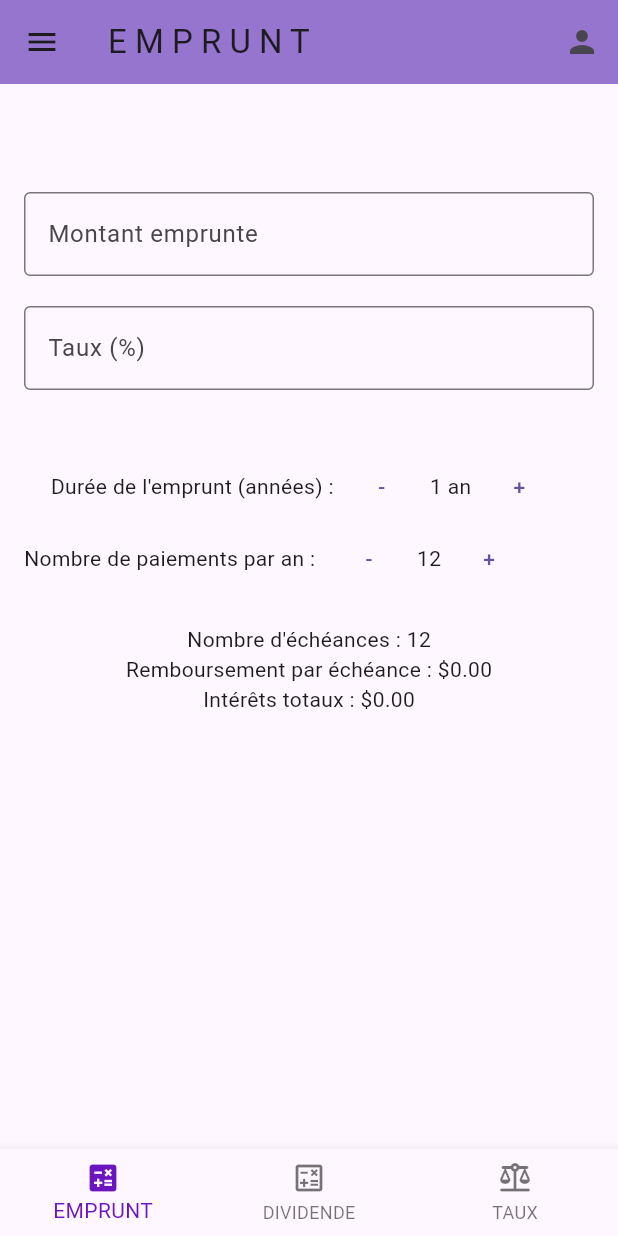
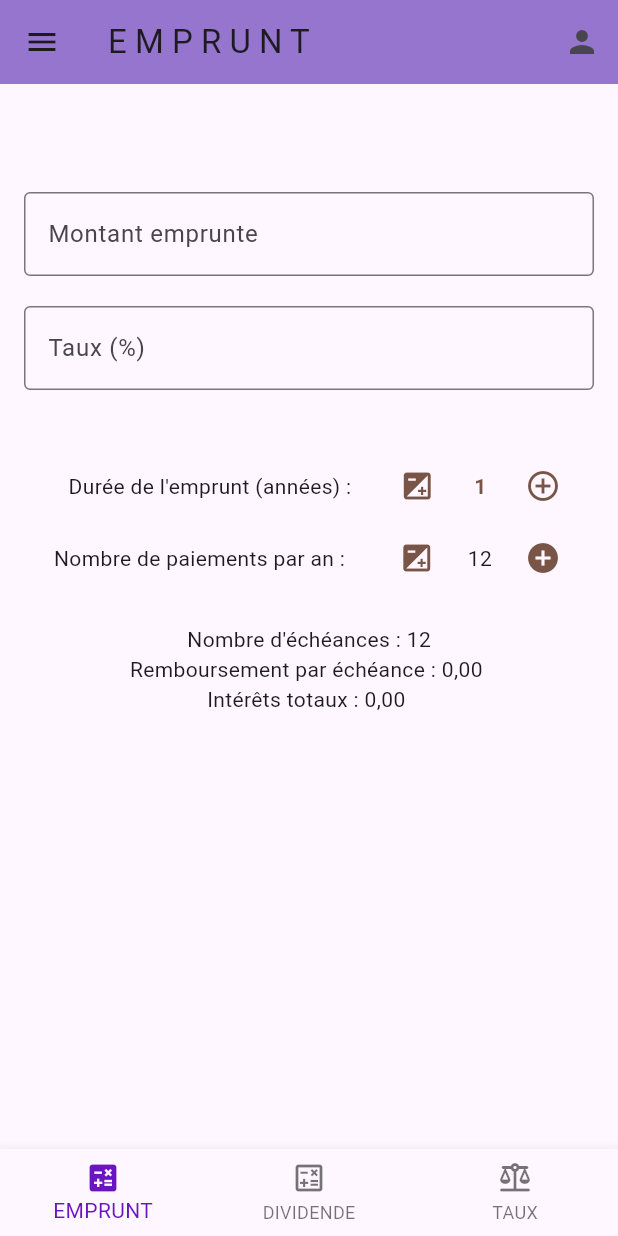
Before and after one commit to InnocenPy/CalculatorFinancier, a Flutter app: the screen it shows after launch, on a phone screen of 412 x 824 dp. Run offline on Flutter 3.47's test engine with Material 3 defaults, Android fonts, the phone set to English and light mode, and no system bars; our stand-ins replace toggle_switch; missing offline and left inert: number_text_input_formatter.

Commit message:
"Refactored code in cout_employe.dart, dividende.dart, and emprunt.dart to improve input handling and formatting, added generic method for parsing input values, and updated UI components."

```diff
--- a/lib/pages/cout_employe.dart
+++ b/lib/pages/cout_employe.dart
@@ -124,6 +124,7 @@ class _CoutEmployeurPageState extends State<CoutEmployeurPage> {
     });
   }
 
+  // Pour les input numerique
   Widget _buildTextField({
     required TextEditingController controller,
     required String label,
@@ -154,6 +155,7 @@ class _CoutEmployeurPageState extends State<CoutEmployeurPage> {
     );
   }
 
+  // Pour les input en lecture unique
   Widget _buildTextFieldReadonly({
     required TextEditingController controller,
     required String label,
@@ -221,7 +223,7 @@ class _CoutEmployeurPageState extends State<CoutEmployeurPage> {
   @override
   Widget build(BuildContext context) {
     return Scaffold(
-      appBar: AppBar(title: const Text("Calcul Salaire / Coût Employeur")),
+      appBar: AppBar(title: const Text("Calcul salaire / Coût employeur")),
       body: Padding(
         padding: const EdgeInsets.all(16.0),
         child: Column(
--- a/lib/pages/dividende.dart
+++ b/lib/pages/dividende.dart
@@ -29,6 +29,23 @@ class _DividendePageState extends State<DividendePage> {
     super.dispose();
   }
 
+  /// Méthode générique pour obtenir une valeur numérique depuis un contrôleur.
+  double _parseInputValue(TextEditingController controller,
+      {double fallback = 0}) {
+    String cleanedValue =
+        controller.text.replaceAll(RegExp(r"\s+"), "").replaceAll(',', '.');
+    return double.tryParse(cleanedValue) ?? fallback;
+  }
+
+  /// Pour formater la valeur avec des espaces
+  String formatValue(double value, int fractionDigits) {
+    return NumberFormat.currency(
+      locale: 'fr_FR',
+      symbol: '',
+      decimalDigits: fractionDigits,
+    ).format(value);
+  }
+
   /// Calcul du montant net à partir du montant brut et du taux.
   void _calculateFromBrut() {
     if (montantControllerBrut.text.isNotEmpty) {
@@ -40,7 +57,7 @@ class _DividendePageState extends State<DividendePage> {
       if (brut != null) {
         montantIRVM = brut * selectedTaux;
         montantNet = brut - montantIRVM;
-        montantControllerNet.text = montantNet.toStringAsFixed(0);
+        montantControllerNet.text = formatValue(montantNet, 0);
         setState(() {});
       } else {
         _showError("Veuillez entrer un montant brut valide.");
@@ -59,7 +76,7 @@ class _DividendePageState extends State<DividendePage> {
       if (net != null) {
         montantBrut = net / (1 - selectedTaux);
         montantIRVM = montantBrut * selectedTaux;
-        montantControllerBrut.text = montantBrut.toStringAsFixed(0);
+        montantControllerBrut.text = formatValue(montantBrut, 0);
         setState(() {});
       } else {
         _showError("Veuillez entrer un montant net valide.");
@@ -77,13 +94,13 @@ class _DividendePageState extends State<DividendePage> {
     }
   }
 
-  String formatValue(double value, int decimalPlaces) {
-    if (value.isNaN || value.isInfinite) {
-      return '0';
-    }
-    double roundedValue = double.parse(value.toStringAsFixed(decimalPlaces));
-    return NumberFormat.decimalPattern('fr').format(roundedValue);
-  }
+  // String formatValue(double value, int decimalPlaces) {
+  //   if (value.isNaN || value.isInfinite) {
+  //     return '0';
+  //   }
+  //   double roundedValue = double.parse(value.toStringAsFixed(decimalPlaces));
+  //   return NumberFormat.decimalPattern('fr').format(roundedValue);
+  // }
 
   Widget _buildTextFieldReadonly({
     required TextEditingController controller,
--- a/lib/pages/emprunt.dart
+++ b/lib/pages/emprunt.dart
@@ -1,5 +1,7 @@
 import 'package:flutter/material.dart';
 import 'dart:math';
+import 'package:intl/intl.dart';
+import 'package:number_text_input_formatter/number_text_input_formatter.dart';
 
 class SimulationEmpruntPage extends StatefulWidget {
   @override
@@ -7,44 +9,79 @@ class SimulationEmpruntPage extends StatefulWidget {
 }
 
 class _SimulationEmpruntPageState extends State<SimulationEmpruntPage> {
-  double montantEmprunte = 0;
-  double tauxAnnuel = 0;
+  TextEditingController montantEmprunteController = TextEditingController();
+  TextEditingController tauxAnnuelController = TextEditingController();
+
   int dureeEmprunt = 1; // en années
   int paiementsParAn = 12;
 
+  /// Méthode générique pour obtenir une valeur numérique depuis un contrôleur.
+  double _parseInputValue(TextEditingController controller,
+      {double fallback = 0}) {
+    String cleanedValue =
+        controller.text.replaceAll(RegExp(r"\s+"), "").replaceAll(',', '.');
+    return double.tryParse(cleanedValue) ?? fallback;
+  }
+
+  /// Pour formater la valeur avec des espaces
+  String formatValue(double value, int fractionDigits) {
+    return NumberFormat.currency(
+      locale: 'fr_FR',
+      symbol: '',
+      decimalDigits: fractionDigits,
+    ).format(value);
+  }
+
   @override
   Widget build(BuildContext context) {
+    double montantEmprunte = _parseInputValue(montantEmprunteController);
+    double tauxAnnuel = _parseInputValue(tauxAnnuelController) / 100;
+
     int nombreEcheances = dureeEmprunt * paiementsParAn;
     double tauxParPeriode = tauxAnnuel / paiementsParAn;
     double remboursementParEcheance = montantEmprunte *
         (tauxParPeriode / (1 - pow(1 / (1 + tauxParPeriode), nombreEcheances)));
-    // Si la valeur de remboursementParEcheance est NaN, on la remplace par 0
+
     remboursementParEcheance =
         remboursementParEcheance.isNaN ? 0 : remboursementParEcheance;
 
     double interetsTotaux =
         (remboursementParEcheance * nombreEcheances) - montantEmprunte;
-    // Si la valeur de interetsTotaux est -1, on la remplace par 0
     interetsTotaux = interetsTotaux.isNaN ? 0 : interetsTotaux;
 
     return Scaffold(
       appBar: AppBar(),
-      body: Padding(
+      body: SingleChildScrollView(
+        physics: const BouncingScrollPhysics(),
+        child: Padding(
           padding: const EdgeInsets.all(16.0),
           child: Column(
             children: [
               // Champ de saisie pour le montant du prêt
               TextField(
+                controller: montantEmprunteController,
                 cursorColor: Colors.blue,
                 decoration: const InputDecoration(
                   border: OutlineInputBorder(),
                   labelText: 'Montant emprunte',
                 ),
                 keyboardType: TextInputType.number,
+                inputFormatters: [
+                  NumberTextInputFormatter(
+                    integerDigits: 10,
+                    decimalDigits: 2,
+                    maxValue: '10000000000.00',
+                    decimalSeparator: ',',
+                    groupDigits: 3,
+                    groupSeparator: ' ',
+                    allowNegative: false,
+                    overrideDecimalPoint: false,
+                    insertDecimalPoint: false,
+                    insertDecimalDigits: false,
+                  ),
+                ],
                 onChanged: (value) {
-                setState(() {
-                  montantEmprunte = double.tryParse(value) ?? 0;
-                });
+                  setState(() {});
                 },
               ),
 
@@ -52,29 +89,30 @@ class _SimulationEmpruntPageState extends State<SimulationEmpruntPage> {
 
               // Champ de saisie pour le taux annuel
               TextField(
-              decoration: InputDecoration(
+                controller: tauxAnnuelController,
+                decoration: const InputDecoration(
                   border: OutlineInputBorder(),
                   labelText: 'Taux (%)',
                 ),
                 keyboardType: TextInputType.number,
                 onChanged: (value) {
-                setState(() {
-                  tauxAnnuel = (double.tryParse(value) ?? 0) / 100;
-                });
+                  setState(() {});
                 },
               ),
 
-            SizedBox(height: 40),
+              const SizedBox(height: 40),
 
               // Durée de l'emprunt
               Row(
-              mainAxisAlignment: MainAxisAlignment.center,
+                mainAxisAlignment: MainAxisAlignment.end,
                 children: [
                   Row(
                     children: [
                       const Text('Durée de l\'emprunt (années) :'),
-                    // const SizedBox(width: 50),
-                    TextButton(
+                      const SizedBox(width: 20),
+                      IconButton(
+                          color: Colors.brown,
+                          focusColor: Colors.blue,
                           onPressed: () {
                             if (dureeEmprunt > 1) {
                               setState(() {
@@ -82,28 +120,37 @@ class _SimulationEmpruntPageState extends State<SimulationEmpruntPage> {
                               });
                             }
                           },
-                      child: Text('-'),
-                    ),
-                    Text('$dureeEmprunt an${dureeEmprunt > 1 ? 's' : ''}'),
-                    TextButton(
+                          icon: Icon(Icons.exposure)),
+                      const SizedBox(width: 10),
+                      Text(' $dureeEmprunt ${dureeEmprunt > 1 ? 'an' : ''}',
+                          style: const TextStyle(
+                              color: Colors.brown,
+                              fontWeight: FontWeight.bold)),
+                      const SizedBox(width: 10),
+                      IconButton(
+                          color: Colors.brown,
+                          focusColor: Colors.red,
                           onPressed: () {
                             setState(() {
                               dureeEmprunt++;
                             });
                           },
-                      child: Text('+'),
-                    ),
+                          icon: const Icon(Icons.add_circle_outline_outlined)),
+                      const SizedBox(width: 10),
                     ],
                   ),
                 ],
               ),
+
               // Nombre de paiements par an
               Row(
-              mainAxisAlignment: MainAxisAlignment.start,
+                mainAxisAlignment: MainAxisAlignment.end,
                 children: [
                   const Text('Nombre de paiements par an : '),
-                // const SizedBox(width: 40),
-                TextButton(
+                  const SizedBox(width: 20),
+                  IconButton(
+                      color: Colors.brown,
+                      focusColor: Colors.blue,
                       onPressed: () {
                         if (paiementsParAn > 1) {
                           setState(() {
@@ -111,31 +158,33 @@ class _SimulationEmpruntPageState extends State<SimulationEmpruntPage> {
                           });
                         }
                       },
-                  child: Text('-'),
-                ),
+                      icon: Icon(Icons.exposure)),
+                  const SizedBox(width: 10),
                   Text('$paiementsParAn'),
-                TextButton(
+                  const SizedBox(width: 10),
+                  IconButton(
+                      color: Colors.brown,
+                      focusColor: Colors.blue,
                       onPressed: () {
                         setState(() {
                           paiementsParAn++;
                         });
                       },
-                  child: Text('+'),
-                ),
+                      icon: Icon(Icons.add_circle)),
+                  const SizedBox(width: 10),
                 ],
               ),
+
               // Section des résultats
               SizedBox(height: 20),
               Text('Nombre d\'échéances : $nombreEcheances'),
               Text(
-                'Remboursement par échéance : \$${remboursementParEcheance.toStringAsFixed(2)}'),
-            Text('Intérêts totaux : \$${interetsTotaux.toStringAsFixed(2)}'),
+                  'Remboursement par échéance : ${formatValue(remboursementParEcheance, 2)}'),
+              Text('Intérêts totaux : ${formatValue(interetsTotaux, 2)}'),
 
-            SizedBox(
-              height: 40,
+              SizedBox(height: 40),
+            ],
           ),
-            // Text('INNOCENT-DEV')
-          ],
         ),
       ),
     );
```
Lines whose indentation alone changed are shown as unchanged.
